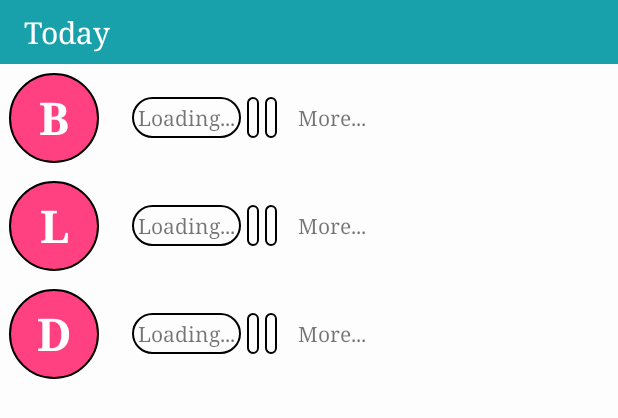
After one commit to sandarumk/DailyDish, an Android app: the layout widget_layout.xml on its own in the app's theme, with its tools: preview values and no code run, on a phone screen of 412 x 824 dp. The commit adds this screen. Shown: the top 418 px of the screen. Run offline under Robolectric (Android 15) with nearby library versions, the phone set to English and light mode, and no system bars.

Commit message:
Add widget for the today's schedule

```diff
--- /dev/null
+++ b/app/src/main/res/drawable-mdpi/meal_icon_background.xml
@@ -0,0 +1,8 @@
+<shape xmlns:android="http://schemas.android.com/apk/res/android"
+    android:shape="oval">
+    <solid android:color="@color/colorAccent" />
+    <corners android:radius="2dp" />
+    <stroke
+        android:width="1dp"
+        android:color="@android:color/black" />
+</shape>
--- /dev/null
+++ b/app/src/main/res/layout/widget_layout.xml
@@ -0,0 +1,191 @@
+<?xml version="1.0" encoding="utf-8"?>
+<LinearLayout xmlns:android="http://schemas.android.com/apk/res/android"
+    android:id="@+id/appwidget_layout_text"
+    android:layout_width="match_parent"
+    android:layout_height="match_parent"
+    android:background="@color/colorWidgetBackgraound"
+    android:orientation="vertical">
+
+    <TextView
+        android:layout_width="match_parent"
+        android:layout_height="wrap_content"
+        android:background="@color/colorPrimary"
+        android:paddingTop="8dp"
+        android:paddingBottom="8dp"
+        android:paddingLeft="16dp"
+        android:text="Today"
+        android:textColor="@android:color/white"
+        android:textSize="20sp" />
+
+    <LinearLayout
+        android:layout_width="wrap_content"
+        android:layout_height="wrap_content"
+
+        android:gravity="center_vertical"
+        android:orientation="horizontal"
+        android:padding="4dp">
+
+        <TextView
+            android:layout_width="60dp"
+            android:layout_height="60dp"
+            android:layout_margin="2dp"
+            android:background="@drawable/meal_icon_background"
+            android:gravity="center"
+            android:text="B"
+            android:textColor="@android:color/white"
+            android:textSize="30sp"
+            android:textStyle="bold" />
+
+
+        <TextView
+            android:id="@+id/text_widget_b_1"
+            android:layout_width="wrap_content"
+            android:layout_height="wrap_content"
+            android:layout_marginLeft="20dp"
+            android:background="@drawable/chip_background"
+            android:padding="4dp"
+            android:text="Loading..." />
+
+        <TextView
+            android:id="@+id/text_widget_b_2"
+            android:layout_width="wrap_content"
+            android:layout_height="wrap_content"
+            android:layout_marginLeft="4dp"
+            android:background="@drawable/chip_background"
+            android:padding="4dp"
+            android:text="" />
+
+        <TextView
+            android:id="@+id/text_widget_b_3"
+            android:layout_width="wrap_content"
+            android:layout_height="wrap_content"
+            android:layout_marginLeft="4dp"
+            android:background="@drawable/chip_background"
+            android:padding="4dp"
+            android:text="" />
+
+        <TextView
+            android:id="@+id/text_widget_b_more"
+            android:layout_width="wrap_content"
+            android:layout_height="wrap_content"
+            android:layout_marginLeft="10dp"
+            android:padding="4dp"
+            android:text="More..." />
+
+    </LinearLayout>
+
+    <LinearLayout
+        android:layout_width="wrap_content"
+        android:layout_height="wrap_content"
+        android:gravity="center_vertical"
+        android:orientation="horizontal"
+        android:padding="4dp">
+
+        <TextView
+            android:layout_width="60dp"
+            android:layout_height="60dp"
+            android:layout_margin="2dp"
+            android:background="@drawable/meal_icon_background"
+            android:gravity="center"
+            android:text="L"
+            android:textColor="@android:color/white"
+            android:textSize="30sp"
+            android:textStyle="bold" />
+
+
+        <TextView
+            android:id="@+id/text_widget_l_1"
+            android:layout_width="wrap_content"
+            android:layout_height="wrap_content"
+            android:layout_marginLeft="20dp"
+            android:background="@drawable/chip_background"
+            android:padding="4dp"
+            android:text="Loading..." />
+
+        <TextView
+            android:id="@+id/text_widget_l_2"
+            android:layout_width="wrap_content"
+            android:layout_height="wrap_content"
+            android:layout_marginLeft="4dp"
+            android:background="@drawable/chip_background"
+            android:padding="4dp"
+            android:text="" />
+
+        <TextView
+            android:id="@+id/text_widget_l_3"
+            android:layout_width="wrap_content"
+            android:layout_height="wrap_content"
+            android:layout_marginLeft="4dp"
+            android:background="@drawable/chip_background"
+            android:padding="4dp"
+            android:text="" />
+
+        <TextView
+            android:id="@+id/text_widget_l_more"
+            android:layout_width="wrap_content"
+            android:layout_height="wrap_content"
+            android:layout_marginLeft="10dp"
+            android:padding="4dp"
+            android:text="More..." />
+
+    </LinearLayout>
+
+
+    <LinearLayout
+        android:layout_width="wrap_content"
+        android:layout_height="wrap_content"
+        android:gravity="center_vertical"
+        android:orientation="horizontal"
+        android:padding="4dp">
+
+        <TextView
+            android:layout_width="60dp"
+            android:layout_height="60dp"
+            android:layout_margin="2dp"
+            android:background="@drawable/meal_icon_background"
+            android:gravity="center"
+            android:text="D"
+            android:textColor="@android:color/white"
+            android:textSize="30sp"
+            android:textStyle="bold" />
+
+
+        <TextView
+            android:id="@+id/text_widget_d_1"
+            android:layout_width="wrap_content"
+            android:layout_height="wrap_content"
+            android:layout_marginLeft="20dp"
+            android:background="@drawable/chip_background"
+            android:padding="4dp"
+            android:text="Loading..." />
+
+        <TextView
+            android:id="@+id/text_widget_d_2"
+            android:layout_width="wrap_content"
+            android:layout_height="wrap_content"
+            android:layout_marginLeft="4dp"
+            android:background="@drawable/chip_background"
+            android:padding="4dp"
+            android:text="" />
+
+        <TextView
+            android:id="@+id/text_widget_d_3"
+            android:layout_width="wrap_content"
+            android:layout_height="wrap_content"
+            android:layout_marginLeft="4dp"
+            android:background="@drawable/chip_background"
+            android:padding="4dp"
+            android:text="" />
+
+        <TextView
+            android:id="@+id/text_widget_d_more"
+            android:layout_width="wrap_content"
+            android:layout_height="wrap_content"
+            android:layout_marginLeft="10dp"
+            android:padding="4dp"
+            android:text="More..." />
+
+    </LinearLayout>
+
+
+</LinearLayout>
--- a/app/src/main/res/values/colors.xml
+++ b/app/src/main/res/values/colors.xml
@@ -4,4 +4,5 @@
     <color name="colorPrimaryDark">#00717b</color>
     <color name="primaryTextColor">#000000</color>
     <color name="colorAccent">#FF4081</color>
+    <color name="colorWidgetBackgraound">#77ffffff</color>
 </resources>
```
Also changed, not shown: app/src/main/AndroidManifest.xml (+13 -0 lines), app/src/main/java/com/udacity/sandarumk/dailydish/activities/AddRecipeActivity.java (+36 -1 lines), app/src/main/java/com/udacity/sandarumk/dailydish/providers/ScheduleContentProvider.java (+41 -11 lines), app/src/main/java/com/udacity/sandarumk/dailydish/util/DateUtil.java (+17 -0 lines), app/src/main/java/com/udacity/sandarumk/dailydish/widgets/DailyDishAppWidgetProvider.java (added, +26 -0 lines), app/src/main/java/com/udacity/sandarumk/dailydish/widgets/ScheduleWidgetService.java (added, +194 -0 lines), app/src/main/res/xml/widget.xml (added, +11 -0 lines).
